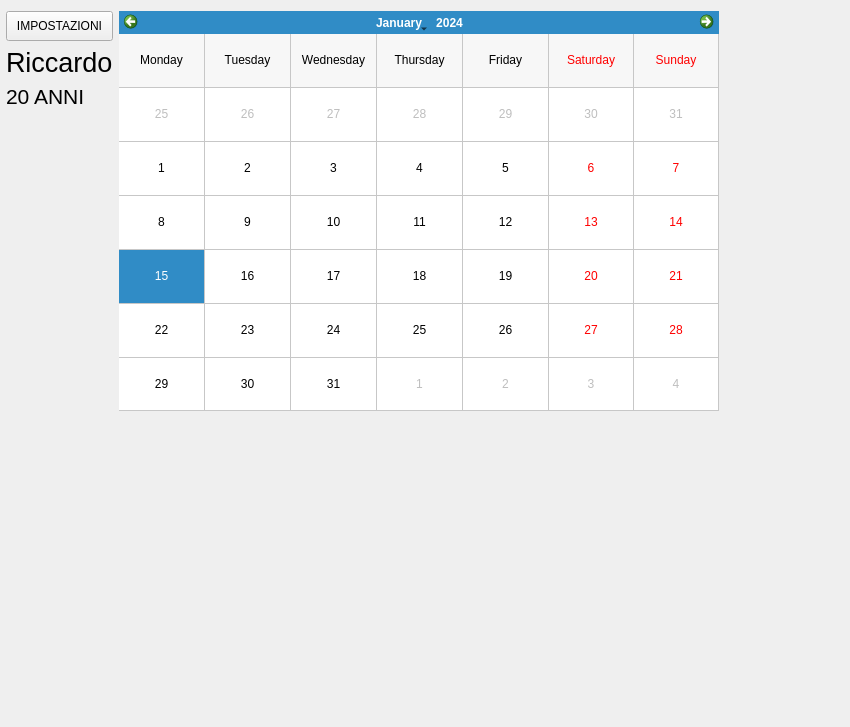
This is GUIBase/mainwindow.ui in Giorat/LifeFit---progetto-P2 as Qt 5 draws it before an edit. The edited form follows.
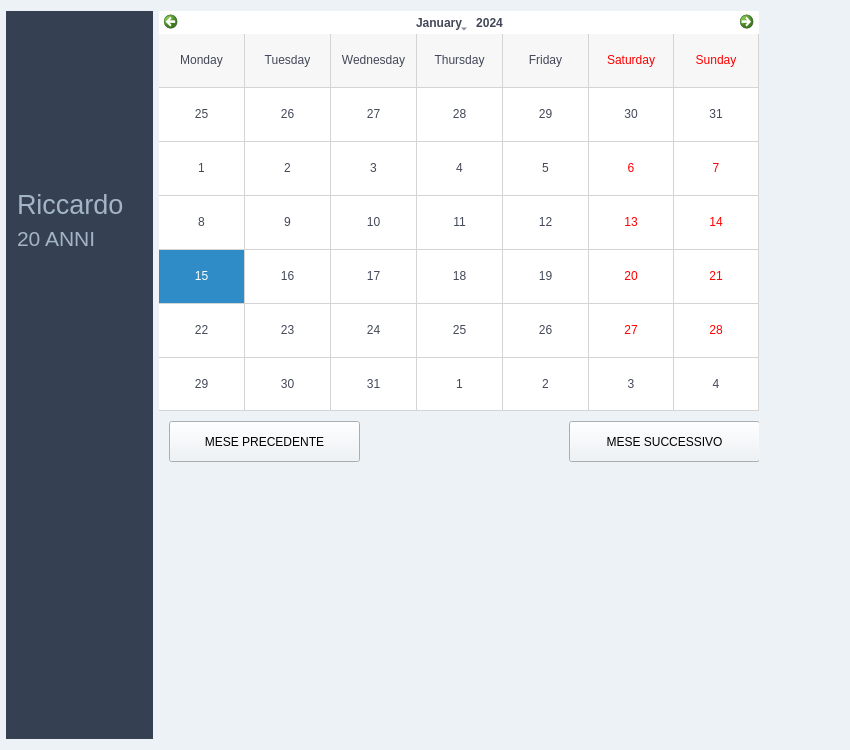
This is the edited form. Icons and pictures are not drawn. Custom widgets are drawn as their Qt base class.

Commit message: aggiunto settings button, avatar e fix output file xml fit

```diff
--- a/GUIBase/mainwindow.ui
+++ b/GUIBase/mainwindow.ui
@@ -7,13 +7,13 @@
     <x>0</x>
     <y>0</y>
     <width>850</width>
-    <height>727</height>
+    <height>750</height>
    </rect>
   </property>
   <property name="minimumSize">
    <size>
-    <width>850</width>
-    <height>550</height>
+    <width>800</width>
+    <height>750</height>
    </size>
   </property>
   <property name="windowTitle">
@@ -22,6 +22,9 @@
   <property name="autoFillBackground">
    <bool>false</bool>
   </property>
+  <property name="styleSheet">
+   <string notr="true">background-color: rgb(236, 242, 246);</string>
+  </property>
   <widget class="QWidget" name="horizontalLayoutWidget">
    <property name="sizePolicy">
     <sizepolicy hsizetype="Minimum" vsizetype="Preferred">
@@ -37,9 +40,26 @@
      <number>181</number>
     </property>
     <item>
+     <widget class="QWidget" name="" native="true">
+      <property name="maximumSize">
+       <size>
+        <width>400</width>
+        <height>16777215</height>
+       </size>
+      </property>
+      <property name="styleSheet">
+       <string notr="true">background-color: rgb(53, 64, 82);
+color: rgb(163, 180, 200);</string>
+      </property>
      <layout class="QVBoxLayout" name="verticalLayout">
       <item>
-       <widget class="QPushButton" name="pushButton">
+        <widget class="QPushButton" name="settings">
+         <property name="sizePolicy">
+          <sizepolicy hsizetype="Maximum" vsizetype="Maximum">
+           <horstretch>0</horstretch>
+           <verstretch>0</verstretch>
+          </sizepolicy>
+         </property>
         <property name="minimumSize">
          <size>
           <width>0</width>
@@ -48,12 +68,56 @@
         </property>
         <property name="maximumSize">
          <size>
-          <width>400</width>
-          <height>16777215</height>
-         </size>
-        </property>
+           <width>40</width>
+           <height>39</height>
+          </size>
+         </property>
+         <property name="styleSheet">
+          <string notr="true"/>
+         </property>
         <property name="text">
-         <string>IMPOSTAZIONI</string>
+          <string/>
+         </property>
+         <property name="icon">
+          <iconset resource="settings_icon.qrc">
+           <normaloff>:/new/settings/resources/settings.png</normaloff>:/new/settings/resources/settings.png</iconset>
+         </property>
+         <property name="iconSize">
+          <size>
+           <width>41</width>
+           <height>39</height>
+          </size>
+         </property>
+         <property name="flat">
+          <bool>true</bool>
+         </property>
+        </widget>
+       </item>
+       <item>
+        <widget class="QLabel" name="avatar">
+         <property name="minimumSize">
+          <size>
+           <width>125</width>
+           <height>125</height>
+          </size>
+         </property>
+         <property name="maximumSize">
+          <size>
+           <width>125</width>
+           <height>125</height>
+          </size>
+         </property>
+         <property name="sizeIncrement">
+          <size>
+           <width>0</width>
+           <height>0</height>
+          </size>
+         </property>
+         <property name="styleSheet">
+          <string notr="true">background-image: url(:/new/settings/resources/avatar-df.png)</string>
+         </property>
+         <property name="text">
+          <string/>
         </property>
        </widget>
       </item>
@@ -110,6 +174,7 @@
        </spacer>
       </item>
      </layout>
+     </widget>
     </item>
     <item>
      <widget class="QWidget" name="centralWidget" native="true">
@@ -119,6 +184,17 @@
         <height>0</height>
        </size>
       </property>
+      <property name="font">
+       <font>
+        <family>MS Sans Serif</family>
+        <pointsize>10</pointsize>
+        <weight>75</weight>
+        <bold>true</bold>
+       </font>
+      </property>
+      <property name="styleSheet">
+       <string notr="true"/>
+      </property>
       <widget class="QCalendarWidget" name="calendarWidget">
        <property name="geometry">
         <rect>
@@ -140,6 +216,10 @@
          <height>16777215</height>
         </size>
        </property>
+       <property name="styleSheet">
+        <string notr="true">color: rgb(67, 72, 88);
+background-color: rgb(255, 255, 255);</string>
+       </property>
        <property name="gridVisible">
         <bool>true</bool>
        </property>
@@ -160,7 +240,7 @@
        <property name="geometry">
         <rect>
          <x>10</x>
-         <y>420</y>
+         <y>470</y>
          <width>191</width>
          <height>191</height>
         </rect>
@@ -170,7 +250,7 @@
        <property name="geometry">
         <rect>
          <x>220</x>
-         <y>420</y>
+         <y>470</y>
          <width>191</width>
          <height>191</height>
         </rect>
@@ -180,12 +260,44 @@
        <property name="geometry">
         <rect>
          <x>420</x>
-         <y>420</y>
+         <y>470</y>
          <width>191</width>
          <height>191</height>
         </rect>
        </property>
       </widget>
+      <widget class="QPushButton" name="mesePrec">
+       <property name="geometry">
+        <rect>
+         <x>10</x>
+         <y>410</y>
+         <width>191</width>
+         <height>41</height>
+        </rect>
+       </property>
+       <property name="text">
+        <string>MESE PRECEDENTE</string>
+       </property>
+      </widget>
+      <widget class="QPushButton" name="meseSucc">
+       <property name="geometry">
+        <rect>
+         <x>410</x>
+         <y>410</y>
+         <width>191</width>
+         <height>41</height>
+        </rect>
+       </property>
+       <property name="text">
+        <string>MESE SUCCESSIVO</string>
+       </property>
+      </widget>
+      <zorder>progressoMovim</zorder>
+      <zorder>progressoSonno</zorder>
+      <zorder>progressoMese</zorder>
+      <zorder>mesePrec</zorder>
+      <zorder>meseSucc</zorder>
+      <zorder>calendarWidget</zorder>
      </widget>
     </item>
    </layout>
```
Left out of the diff: 4 changed lines with no effect on the pictures. Lines whose indentation alone changed are shown as unchanged. The commit also changes 22 other files.
